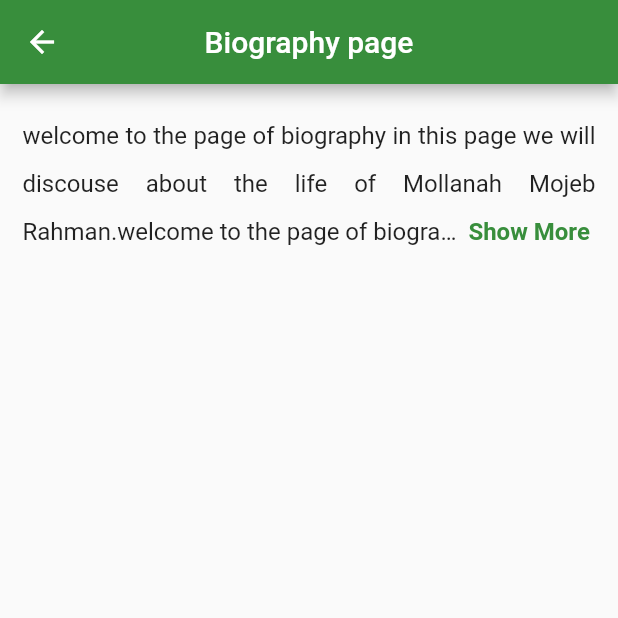
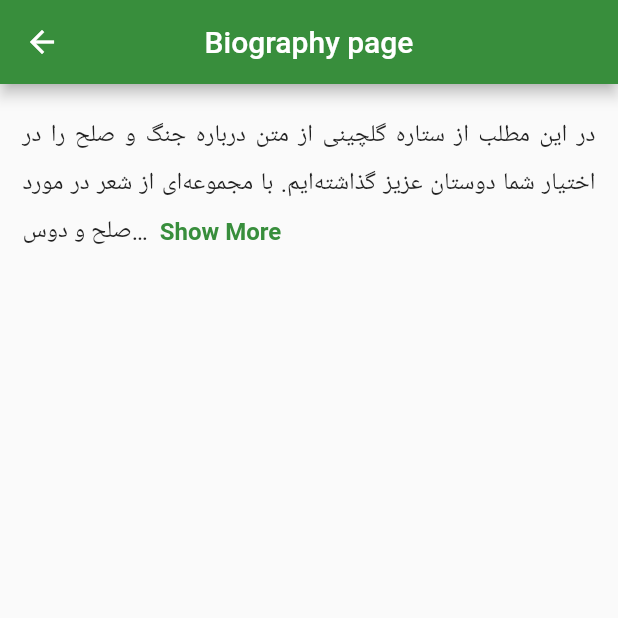
Before and after one commit to JalaluddinKhafi/MujiburRahmanAnsari, a Flutter app: the biography screen opened directly, on a phone screen of 412 x 824 dp, the top half of it. Run offline on Flutter 3.47's test engine with Material 2 defaults, Android fonts, the phone set to English and light mode, and no system bars; drawn by our look-alikes of readmore.

Commit message:
persion font used

```diff
--- a/lib/Screens/HomePage.dart
+++ b/lib/Screens/HomePage.dart
@@ -1,6 +1,5 @@
 import 'package:flutter/material.dart';
 import 'package:flutter/cupertino.dart';
-import 'package:profile/Screens/lifeScreen.dart';
 import 'package:profile/constants.dart';
 import 'package:profile/mainScroller.dart';
 
@@ -20,8 +19,7 @@ class _MyHomePageState extends State<MyHomePage> {
   void getPostsData() {
     List<dynamic> responseList = achievement;
     List<Widget> listItems = [];
-    responseList.forEach(
-      (post) {
+    responseList.forEach((post) {
         listItems.add(
           Container(
             height: 150,
@@ -72,6 +70,7 @@ class _MyHomePageState extends State<MyHomePage> {
               ),
             ),
           ),
+
         );
       },
     );
--- a/lib/Screens/lifeScreen.dart
+++ b/lib/Screens/lifeScreen.dart
@@ -3,7 +3,7 @@ import 'dart:ui';
 import 'package:readmore/readmore.dart';
 
 class  biography extends StatelessWidget {
- String content="welcome to the page of biography in this page we will discouse about the life of Mollanah Mojeb Rahman.welcome to the page of biography in this page we will discouse about the life of Mollanah Mojeb Rahman.welcome to the page of biography in this page we will discouse about the life of Mollanah Mojeb Rahman.welcome to the page of biography in this page we will discouse about the life of Mollanah Mojeb Rahman";
+ String content="در این مطلب از ستاره گلچینی از متن درباره جنگ و صلح را در اختیار شما دوستان عزیز گذاشته‌ایم. با مجموعه‌ای از شعر در مورد صلح و دوستی، متن در مورد صلح و سازش، اشعار و دوبیتی های کوتاه درباره صلح و ... همراه ما باشید.";
   @override
   Widget build(BuildContext context) {
     return Scaffold(
```
